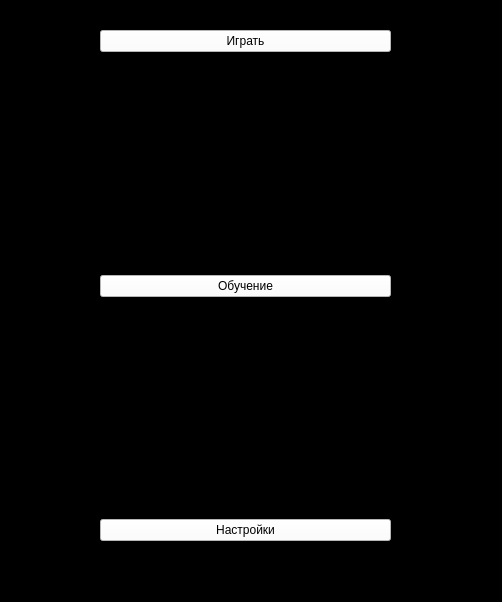
First picture: the form in launcher.ui, repository Dmitry315/Alien_Invasion, before the edit.
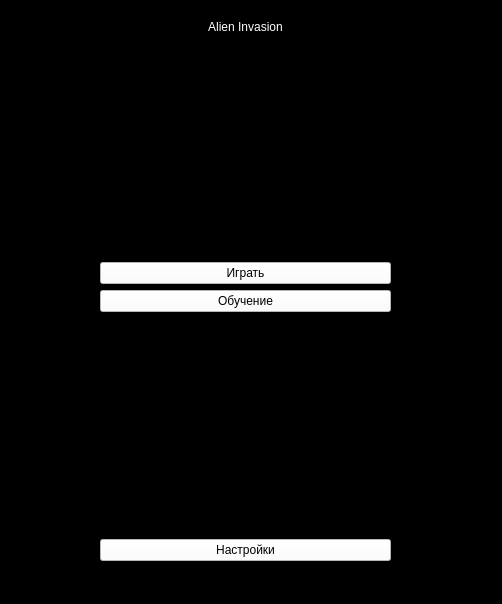
Second picture: the form after the edit.

What changed in the file:
```diff
--- a/launcher.ui
+++ b/launcher.ui
@@ -7,7 +7,7 @@
     <x>0</x>
     <y>0</y>
     <width>502</width>
-    <height>602</height>
+    <height>604</height>
    </rect>
   </property>
   <property name="windowTitle">
@@ -21,9 +21,9 @@
     <property name="geometry">
      <rect>
       <x>100</x>
-      <y>10</y>
+      <y>0</y>
       <width>291</width>
-      <height>531</height>
+      <height>561</height>
      </rect>
     </property>
     <layout class="QVBoxLayout" name="verticalLayout">
@@ -37,6 +37,33 @@
        </property>
       </widget>
      </item>
+     <item>
+      <widget class="QLabel" name="label">
+       <property name="styleSheet">
+        <string notr="true">font: 30pt &quot;Gill Sans MT Condensed&quot;;
+color: rgb(255, 255, 255);</string>
+       </property>
+       <property name="text">
+        <string>Alien Invasion</string>
+       </property>
+       <property name="alignment">
+        <set>Qt::AlignCenter</set>
+       </property>
+      </widget>
+     </item>
+     <item>
+      <spacer name="verticalSpacer">
+       <property name="orientation">
+        <enum>Qt::Vertical</enum>
+       </property>
+       <property name="sizeHint" stdset="0">
+        <size>
+         <width>20</width>
+         <height>40</height>
+        </size>
+       </property>
+      </spacer>
+     </item>
      <item>
       <widget class="QPushButton" name="play">
        <property name="styleSheet">
@@ -47,19 +74,6 @@
        </property>
       </widget>
      </item>
-     <item>
-      <spacer name="verticalSpacer">
-       <property name="orientation">
-        <enum>Qt::Vertical</enum>
-       </property>
-       <property name="sizeHint" stdset="0">
-        <size>
-         <width>20</width>
-         <height>40</height>
-        </size>
-       </property>
-      </spacer>
-     </item>
      <item>
       <widget class="QPushButton" name="tutorial">
        <property name="styleSheet">
```
Left out of the diff: 9 changed lines with no effect on the pictures.
